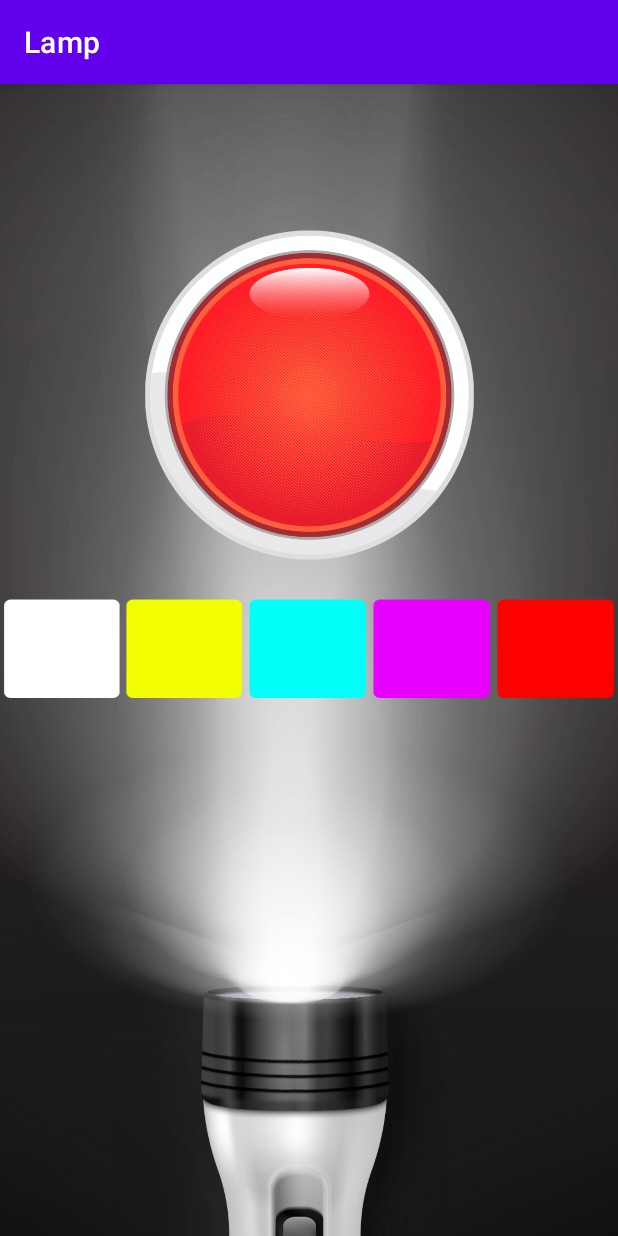
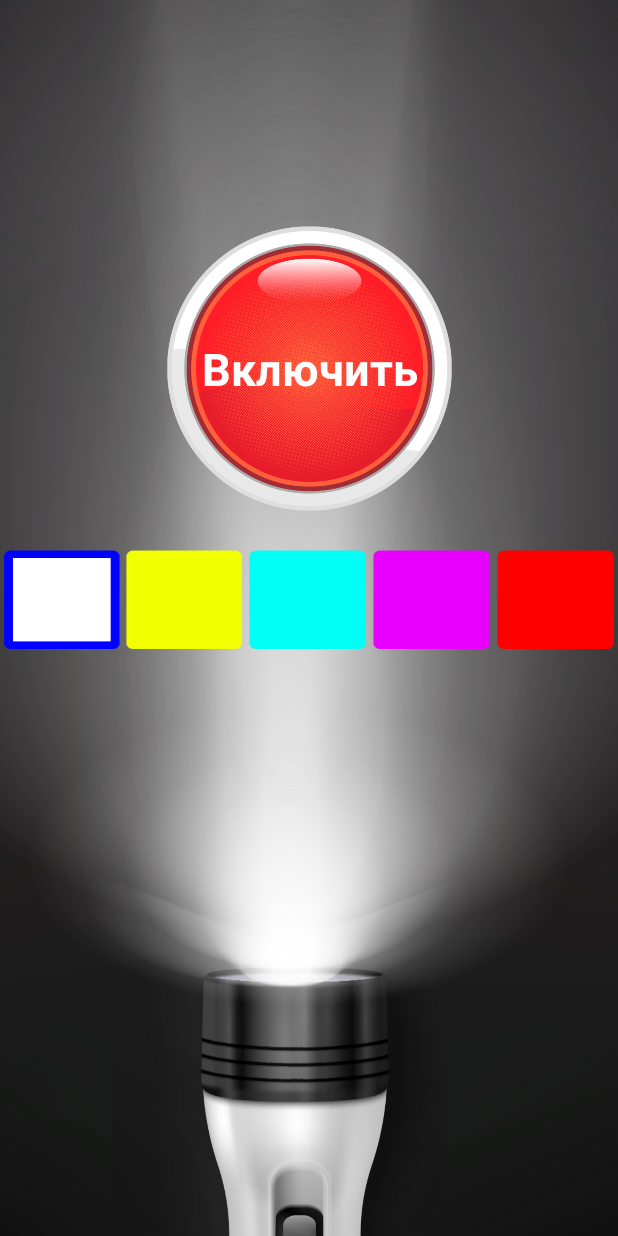
Before and after one commit to FedorMasores/Lamp, an Android app: the screen it shows after launch (MainActivity), on a phone screen of 412 x 824 dp. Run offline under Robolectric (Android 15) with nearby library versions, the phone set to English and light mode, and no system bars.

Commit message:
add fullScreen

```diff
--- a/app/src/main/java/com/example/lamp/activities/Lamp.java
+++ b/app/src/main/java/com/example/lamp/activities/Lamp.java
@@ -4,8 +4,6 @@ import androidx.appcompat.app.AppCompatActivity;
 import androidx.constraintlayout.widget.ConstraintLayout;
 import androidx.fragment.app.FragmentManager;
 
-import android.content.Intent;
-import android.net.Uri;
 import android.os.Build;
 import android.os.Bundle;
 import android.provider.Settings;
@@ -34,19 +32,19 @@ public class Lamp extends AppCompatActivity {
         fonColor = bundle.getInt("fonColor");
 
         switch (fonColor) {
-            case 1:
+            case 0:
                 constraintLayout.setBackgroundResource(R.drawable.fon_white);
                 break;
-            case 2:
+            case 1:
                 constraintLayout.setBackgroundResource(R.drawable.fon_yellow);
                 break;
-            case 3:
+            case 2:
                 constraintLayout.setBackgroundResource(R.drawable.fon_blue);
                 break;
-            case 4:
+            case 3:
                 constraintLayout.setBackgroundResource(R.drawable.fon_purple);
                 break;
-            case 5:
+            case 4:
                 constraintLayout.setBackgroundResource(R.drawable.fon_red);
                 break;
         }
--- a/app/src/main/java/com/example/lamp/activities/MainActivity.java
+++ b/app/src/main/java/com/example/lamp/activities/MainActivity.java
@@ -5,8 +5,9 @@ import androidx.appcompat.app.AppCompatActivity;
 import android.content.Intent;
 import android.os.Bundle;
 import android.view.View;
-import android.widget.ImageView;
+import android.widget.ImageButton;
 import android.widget.RadioButton;
+import android.widget.RadioGroup;
 
 import com.example.lamp.R;
 
@@ -17,7 +18,8 @@ public class MainActivity extends AppCompatActivity {
     private RadioButton buttonBlueOff;
     private RadioButton buttonPurpleOff;
     private RadioButton buttonRedOff;
-    private ImageView buttonOn;
+    private RadioGroup radioGroup;
+    private ImageButton buttonOn;
 
     private int fonColor;
 
@@ -33,6 +35,31 @@ public class MainActivity extends AppCompatActivity {
         buttonPurpleOff = findViewById(R.id.radio_button_purple);
         buttonRedOff = findViewById(R.id.radio_button_red);
         buttonOn = findViewById(R.id.button_on);
+        radioGroup = findViewById(R.id.radio_group);
+
+        radioGroup.setOnCheckedChangeListener(new RadioGroup.OnCheckedChangeListener() {
+            @Override
+            public void onCheckedChanged(RadioGroup group, int checkedId) {
+                switch (checkedId) {
+                    case R.id.radio_button_white:
+                        fonColor = 0;
+                        break;
+                    case R.id.radio_button_yellow:
+                        fonColor = 1;
+                        break;
+                    case R.id.radio_button_blue:
+                        fonColor = 2;
+                        break;
+                    case R.id.radio_button_purple:
+                        fonColor = 3;
+                        break;
+                    case R.id.radio_button_red:
+                        fonColor = 4;
+                        break;
+                }
+            }
+        });
+
 
 
         buttonOn.setOnClickListener(new View.OnClickListener() {
--- a/app/src/main/res/layout/activity_main.xml
+++ b/app/src/main/res/layout/activity_main.xml
@@ -4,19 +4,33 @@
     xmlns:tools="http://schemas.android.com/tools"
     android:layout_width="match_parent"
     android:layout_height="match_parent"
-    tools:context=".activities.MainActivity"
-    android:background="@drawable/fon">
+    android:background="@drawable/fon"
+    tools:context=".activities.MainActivity">
 
 
-    <ImageView
+    <ImageButton
         android:id="@+id/button_on"
-        android:layout_width="238dp"
-        android:layout_height="220dp"
-        android:contentDescription="@string/button_on"
-        app:layout_constraintBottom_toTopOf="@+id/guideline"
-        app:layout_constraintEnd_toEndOf="parent"
-        app:layout_constraintStart_toStartOf="parent"
-        app:srcCompat="@drawable/button_on" />
+        android:layout_width="190dp"
+        android:layout_height="190dp"
+        android:background="@drawable/button_on"
+        android:text="@string/button_on"
+        app:layout_constraintBottom_toBottomOf="@+id/guideline"
+        app:layout_constraintLeft_toLeftOf="parent"
+        app:layout_constraintRight_toRightOf="parent"
+        android:contentDescription="@string/button_on" />
+
+    <TextView
+        android:id="@+id/textView"
+        android:layout_width="wrap_content"
+        android:layout_height="wrap_content"
+        android:text="@string/button_on"
+        android:textColor="@color/white"
+        android:textSize="30sp"
+        android:textStyle="bold"
+        app:layout_constraintBottom_toBottomOf="@+id/button_on"
+        app:layout_constraintEnd_toEndOf="@+id/button_on"
+        app:layout_constraintStart_toStartOf="@+id/button_on"
+        app:layout_constraintTop_toTopOf="@+id/button_on" />
 
     <androidx.constraintlayout.widget.Guideline
         android:id="@+id/guideline"
@@ -26,7 +40,7 @@
         app:layout_constraintGuide_percent="0.4131327" />
 
     <RadioGroup
-        android:id="@+id/linearLayout"
+        android:id="@+id/radio_group"
         android:layout_width="0dp"
         android:layout_height="wrap_content"
         android:layout_marginTop="24dp"
@@ -35,53 +49,47 @@
         app:layout_constraintStart_toStartOf="parent"
         app:layout_constraintTop_toBottomOf="@+id/button_on">
 
-<!--        <ImageView-->
-<!--            android:id="@+id/button_white_on"-->
-<!--            android:layout_width="70dp"-->
-<!--            android:layout_height="70dp"-->
-<!--            android:layout_weight="1"-->
-<!--            android:contentDescription="@string/button_white_on"-->
-<!--            app:srcCompat="@drawable/button_white_on" />-->
 
         <RadioButton
             android:id="@+id/radio_button_white"
             android:layout_width="70dp"
             android:layout_height="70dp"
-            android:button="@null"
             android:layout_weight="1"
-            android:background="@drawable/radio_button_white"/>
+            android:checked="true"
+            android:background="@drawable/radio_button_white"
+            android:button="@null" />
 
         <RadioButton
             android:id="@+id/radio_button_yellow"
             android:layout_width="70dp"
             android:layout_height="70dp"
-            android:button="@null"
             android:layout_weight="1"
-            android:background="@drawable/radio_button_yellow"/>
+            android:background="@drawable/radio_button_yellow"
+            android:button="@null" />
 
         <RadioButton
             android:id="@+id/radio_button_blue"
             android:layout_width="70dp"
             android:layout_height="70dp"
-            android:button="@null"
             android:layout_weight="1"
-            android:background="@drawable/radio_button_blue"/>
+            android:background="@drawable/radio_button_blue"
+            android:button="@null" />
 
         <RadioButton
             android:id="@+id/radio_button_purple"
             android:layout_width="70dp"
             android:layout_height="70dp"
-            android:button="@null"
             android:layout_weight="1"
-            android:background="@drawable/radio_button_purple"/>
+            android:background="@drawable/radio_button_purple"
+            android:button="@null" />
 
         <RadioButton
             android:id="@+id/radio_button_red"
             android:layout_width="70dp"
             android:layout_height="70dp"
-            android:button="@null"
             android:layout_weight="1"
-            android:background="@drawable/radio_button_red"/>
+            android:background="@drawable/radio_button_red"
+            android:button="@null" />
     </RadioGroup>
 
     <androidx.constraintlayout.widget.ConstraintLayout
--- a/app/src/main/res/values/strings.xml
+++ b/app/src/main/res/values/strings.xml
@@ -1,6 +1,6 @@
 <resources>
     <string name="app_name">Lamp</string>
-    <string name="button_on">ButtonOn</string>
+    <string name="button_on">Включить</string>
     <string name="button_white">button_white</string>
     <string name="button_yellow">button_yellow</string>
     <string name="button_blue">button_blue</string>
--- a/app/src/main/res/values/themes.xml
+++ b/app/src/main/res/values/themes.xml
@@ -1,6 +1,6 @@
 <resources xmlns:tools="http://schemas.android.com/tools">
     <!-- Base application theme. -->
-    <style name="Theme.Lamp" parent="Theme.MaterialComponents.DayNight.DarkActionBar">
+    <style name="Theme.Lamp" parent="Theme.MaterialComponents.DayNight.NoActionBar.Bridge">
         <!-- Primary brand color. -->
         <item name="colorPrimary">@color/purple_500</item>
         <item name="colorPrimaryVariant">@color/purple_700</item>
@@ -9,6 +9,7 @@
         <item name="colorSecondary">@color/teal_200</item>
         <item name="colorSecondaryVariant">@color/teal_700</item>
         <item name="colorOnSecondary">@color/black</item>
+        <item name="android:windowFullscreen">true</item>
         <!-- Status bar color. -->
         <item name="android:statusBarColor" tools:targetApi="l">?attr/colorPrimaryVariant</item>
         <!-- Customize your theme here. -->
```
